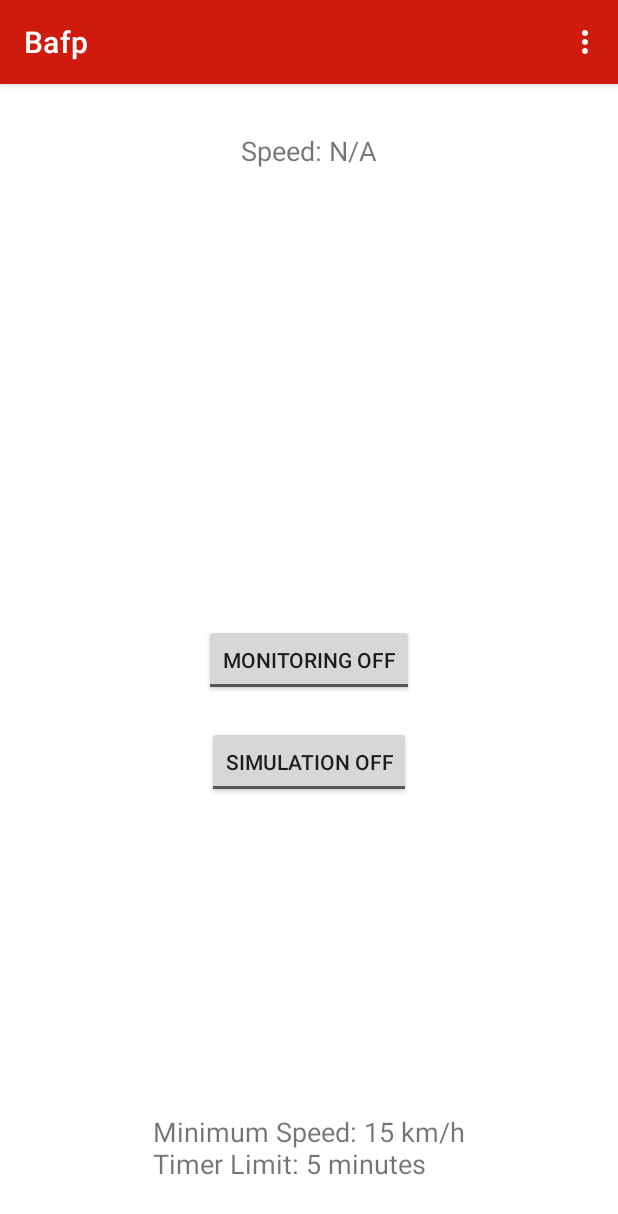
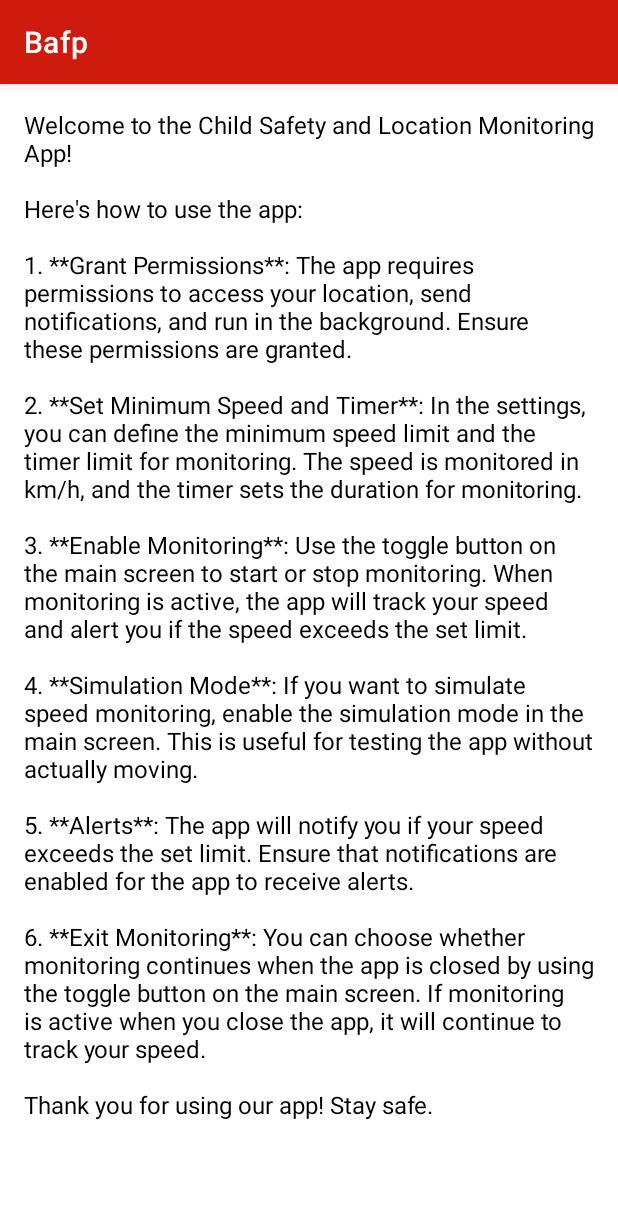
Before and after one commit to Epogo/Bafp, an Android app: the screen it shows after launch (MainActivity before the commit, TutorialActivity after it), in the options menu, after a tap on "Tutorial", on a phone screen of 412 x 824 dp. Shown: the top 1214 px of the screen. Run offline under Robolectric (Android 15) with nearby library versions, the light colour scheme and no system bars.

Commit message:
About and tutorial activities were added.

```diff
--- a/app/src/main/AndroidManifest.xml
+++ b/app/src/main/AndroidManifest.xml
@@ -53,6 +53,12 @@
 
         <activity android:name=".SettingsActivity"
             android:exported="false" />
+
+        <activity android:name=".TutorialActivity"
+            android:exported="false" />
+
+        <activity android:name=".AboutActivity" />
+
         <activity
             android:name=".PopUpAlertActivity"
             android:theme="@style/Theme.AppCompat.Dialog"
--- a/app/src/main/java/com/example/bafp/MainActivity.java
+++ b/app/src/main/java/com/example/bafp/MainActivity.java
@@ -261,10 +261,12 @@ public class MainActivity extends AppCompatActivity implements LifecycleObserver
                 return true;
             }
         } else if (id == R.id.action_tutorial) {
-            Toast.makeText(this, "Tutorial clicked", Toast.LENGTH_SHORT).show();
+            Intent intent = new Intent(this, TutorialActivity.class);
+            startActivity(intent);
             return true;
         } else if (id == R.id.action_about) {
-            Toast.makeText(this, "About clicked", Toast.LENGTH_SHORT).show();
+            Intent intent = new Intent(this, AboutActivity.class);
+            startActivity(intent);
             return true;
         } else {
             return super.onOptionsItemSelected(item);
--- /dev/null
+++ b/app/src/main/java/com/example/bafp/TutorialActivity.java
@@ -0,0 +1,29 @@
+package com.example.bafp;
+
+import android.os.Bundle;
+import androidx.appcompat.app.AppCompatActivity;
+import android.widget.TextView;
+
+public class TutorialActivity extends AppCompatActivity {
+
+    @Override
+    protected void onCreate(Bundle savedInstanceState) {
+        super.onCreate(savedInstanceState);
+        setContentView(R.layout.activity_tutorial);
+
+        TextView tutorialTextView = findViewById(R.id.tutorialTextView);
+        tutorialTextView.setText(getTutorialText());
+    }
+
+    private String getTutorialText() {
+        return "Welcome to the Child Safety and Location Monitoring App!\n\n" +
+                "Here's how to use the app:\n\n" +
+                "1. **Grant Permissions**: The app requires permissions to access your location, send notifications, and run in the background. Ensure these permissions are granted.\n\n" +
+                "2. **Set Minimum Speed and Timer**: In the settings, you can define the minimum speed limit and the timer limit for monitoring. The speed is monitored in km/h, and the timer sets the duration for monitoring.\n\n" +
+                "3. **Enable Monitoring**: Use the toggle button on the main screen to start or stop monitoring. When monitoring is active, the app will track your speed and alert you if the speed exceeds the set limit.\n\n" +
+                "4. **Simulation Mode**: If you want to simulate speed monitoring, enable the simulation mode in the main screen. This is useful for testing the app without actually moving.\n\n" +
+                "5. **Alerts**: The app will notify you if your speed exceeds the set limit. Ensure that notifications are enabled for the app to receive alerts.\n\n" +
+                "6. **Exit Monitoring**: You can choose whether monitoring continues when the app is closed by using the toggle button on the main screen. If monitoring is active when you close the app, it will continue to track your speed.\n\n" +
+                "Thank you for using our app! Stay safe.";
+    }
+}
--- /dev/null
+++ b/app/src/main/res/layout/activity_tutorial.xml
@@ -0,0 +1,16 @@
+<?xml version="1.0" encoding="utf-8"?>
+<LinearLayout xmlns:android="http://schemas.android.com/apk/res/android"
+    android:layout_width="match_parent"
+    android:layout_height="match_parent"
+    android:orientation="vertical"
+    android:padding="16dp">
+
+    <TextView
+        android:id="@+id/tutorialTextView"
+        android:layout_width="match_parent"
+        android:layout_height="wrap_content"
+        android:textSize="16sp"
+        android:textColor="@android:color/black"
+        android:text="Tutorial content goes here" />
+
+</LinearLayout>
```
Also changed, not shown: app/src/main/java/com/example/bafp/AboutActivity.java (added, +23 -0 lines), app/src/main/res/layout/activity_about.xml (added, +15 -0 lines).
